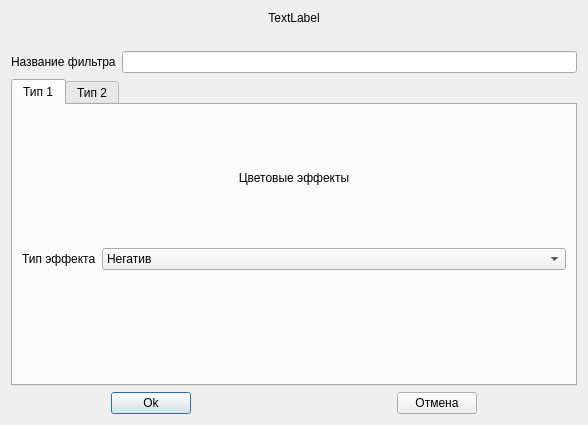
Qt form Filters/ColorSpaceFilters/ColorFilterEditor/colorfiltereditor.ui (ptaxom/CurseWork) before a commit.
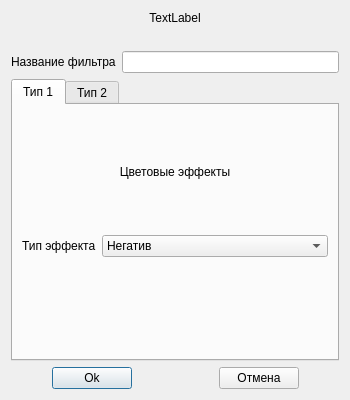
The same form after that commit.

Diff of the .ui file:
```diff
--- a/Filters/ColorSpaceFilters/ColorFilterEditor/colorfiltereditor.ui
+++ b/Filters/ColorSpaceFilters/ColorFilterEditor/colorfiltereditor.ui
@@ -6,10 +6,22 @@
    <rect>
     <x>0</x>
     <y>0</y>
-    <width>588</width>
-    <height>425</height>
+    <width>350</width>
+    <height>400</height>
    </rect>
   </property>
+  <property name="minimumSize">
+   <size>
+    <width>350</width>
+    <height>400</height>
+   </size>
+  </property>
+  <property name="maximumSize">
+   <size>
+    <width>450</width>
+    <height>500</height>
+   </size>
+  </property>
   <property name="windowTitle">
    <string>Dialog</string>
   </property>
```
